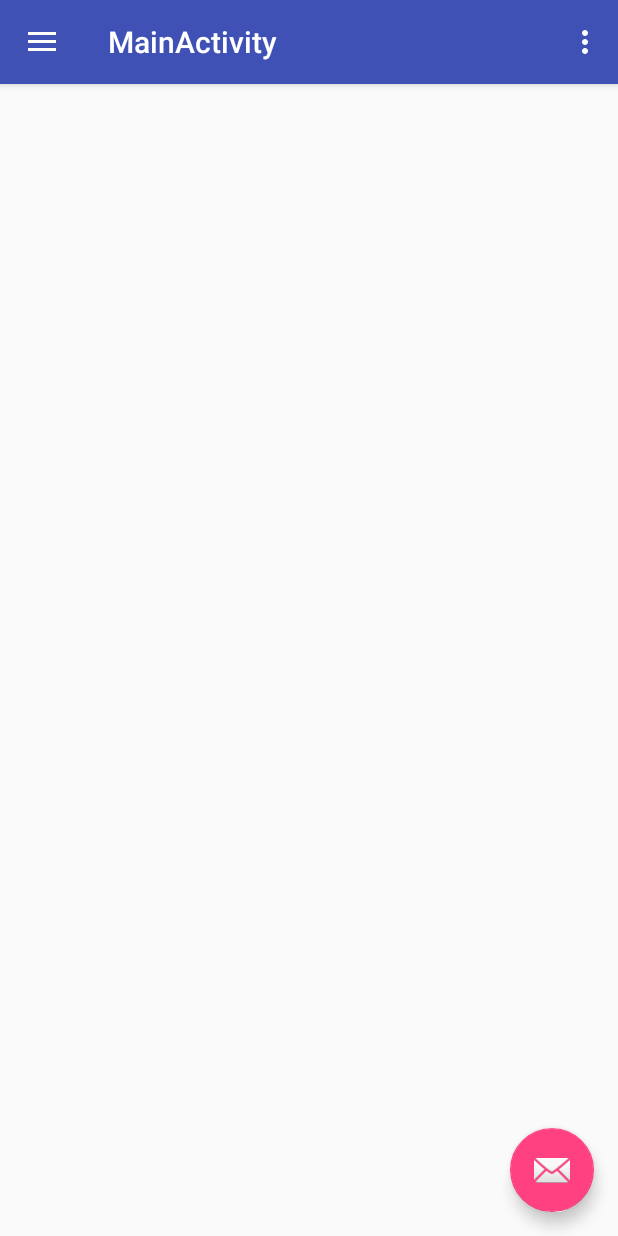
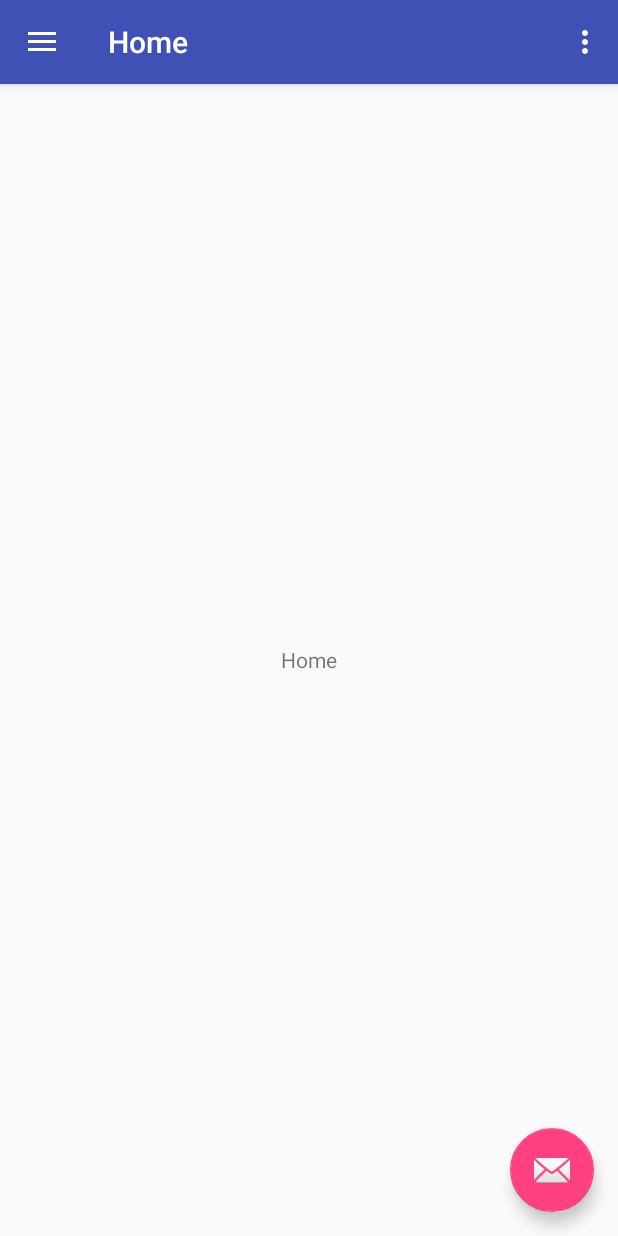
Before and after one commit to Emrehzl94/Gezi-Yorum-1, an Android app: the MainActivity screen opened directly, with no data from a screen before it, on a phone screen of 412 x 824 dp. Run offline under Robolectric (Android 15) with nearby library versions, the phone set to English and light mode, and no system bars.

Commit message:
Activities and Map added.

```diff
--- a/app/build.gradle
+++ b/app/build.gradle
@@ -27,5 +27,6 @@ dependencies {
     compile 'com.android.support:appcompat-v7:26.+'
     compile 'com.android.support:design:26.+'
     compile 'com.android.support.constraint:constraint-layout:1.0.2'
+    compile 'com.google.android.gms:play-services-maps:11.0.4'
     testCompile 'junit:junit:4.12'
 }
--- /dev/null
+++ b/app/src/main/java/com/example/murat/gezi_yorum/Home.java
@@ -0,0 +1,28 @@
+package com.example.murat.gezi_yorum;
+
+import android.os.Bundle;
+import android.support.annotation.Nullable;
+import android.support.v4.app.Fragment;
+import android.view.LayoutInflater;
+import android.view.View;
+import android.view.ViewGroup;
+
+/**
+ * Created by murat on 10/22/17.
+ */
+
+public class Home extends Fragment {
+
+
+    @Override
+    public void onViewCreated(View view, @Nullable Bundle savedInstanceState) {
+        super.onViewCreated(view, savedInstanceState);
+        getActivity().setTitle(getString(R.string.home));
+    }
+
+    @Nullable
+    @Override
+    public View onCreateView(LayoutInflater inflater, @Nullable ViewGroup container, @Nullable Bundle savedInstanceState) {
+        return inflater.inflate(R.layout.home_fragment,container,false);
+    }
+}
--- a/app/src/main/java/com/example/murat/gezi_yorum/LoginActivity.java
+++ b/app/src/main/java/com/example/murat/gezi_yorum/LoginActivity.java
@@ -223,7 +223,7 @@ public class LoginActivity extends AppCompatActivity {
 
             try {
                 // Simulate network access.
-                Thread.sleep(2000);
+                Thread.sleep(20);
             } catch (InterruptedException e) {
                 return false;
             }
--- a/app/src/main/java/com/example/murat/gezi_yorum/MainActivity.java
+++ b/app/src/main/java/com/example/murat/gezi_yorum/MainActivity.java
@@ -3,6 +3,8 @@ package com.example.murat.gezi_yorum;
 import android.os.Bundle;
 import android.support.design.widget.FloatingActionButton;
 import android.support.design.widget.Snackbar;
+import android.support.v4.app.Fragment;
+import android.support.v4.app.FragmentTransaction;
 import android.view.View;
 import android.support.design.widget.NavigationView;
 import android.support.v4.view.GravityCompat;
@@ -40,6 +42,8 @@ public class MainActivity extends AppCompatActivity
 
         NavigationView navigationView = (NavigationView) findViewById(R.id.nav_view);
         navigationView.setNavigationItemSelectedListener(this);
+
+        changeFragment(new Home());
     }
 
     @Override
@@ -78,24 +82,34 @@ public class MainActivity extends AppCompatActivity
     @Override
     public boolean onNavigationItemSelected(MenuItem item) {
         // Handle navigation view item clicks here.
+        Fragment fragment = null;
         int id = item.getItemId();
 
-        if (id == R.id.nav_camera) {
+        if (id == R.id.nav_home) {
+            fragment = new Home();
             // Handle the camera action
-        } else if (id == R.id.nav_gallery) {
-
-        } else if (id == R.id.nav_slideshow) {
-
-        } else if (id == R.id.nav_manage) {
+        } else if (id == R.id.nav_timeline) {
+            fragment = new TimeLine();
+        } else if (id == R.id.nav_search) {
+            fragment = new Search();
+        } else if (id == R.id.nav_settings) {
 
         } else if (id == R.id.nav_share) {
 
         } else if (id == R.id.nav_send) {
 
         }
+        if(fragment != null){
+            changeFragment(fragment);
+        }
 
         DrawerLayout drawer = (DrawerLayout) findViewById(R.id.drawer_layout);
         drawer.closeDrawer(GravityCompat.START);
         return true;
     }
+    public void changeFragment(Fragment fragment){
+        FragmentTransaction fragmentTransaction = getSupportFragmentManager().beginTransaction();
+        fragmentTransaction.replace(R.id.content_main,fragment);
+        fragmentTransaction.commit();
+    }
 }
--- a/app/src/main/res/layout/activity_main.xml
+++ b/app/src/main/res/layout/activity_main.xml
@@ -22,4 +22,5 @@
         app:headerLayout="@layout/nav_header_main"
         app:menu="@menu/activity_main_drawer" />
 
+
 </android.support.v4.widget.DrawerLayout>
--- a/app/src/main/res/layout/content_main.xml
+++ b/app/src/main/res/layout/content_main.xml
@@ -1,11 +1,12 @@
 <?xml version="1.0" encoding="utf-8"?>
-<android.support.constraint.ConstraintLayout xmlns:android="http://schemas.android.com/apk/res/android"
+<RelativeLayout xmlns:android="http://schemas.android.com/apk/res/android"
     xmlns:app="http://schemas.android.com/apk/res-auto"
     xmlns:tools="http://schemas.android.com/tools"
+    android:id="@+id/content_main"
     android:layout_width="match_parent"
     android:layout_height="match_parent"
     app:layout_behavior="@string/appbar_scrolling_view_behavior"
     tools:context="com.example.murat.gezi_yorum.MainActivity"
     tools:showIn="@layout/app_bar_main">
 
-</android.support.constraint.ConstraintLayout>
+</RelativeLayout>
--- /dev/null
+++ b/app/src/main/res/layout/home_fragment.xml
@@ -0,0 +1,13 @@
+<?xml version="1.0" encoding="utf-8"?>
+<RelativeLayout xmlns:android="http://schemas.android.com/apk/res/android"
+    android:orientation="vertical" android:layout_width="match_parent"
+    android:layout_height="match_parent">
+
+    <TextView
+        android:layout_width="wrap_content"
+        android:layout_height="wrap_content"
+        android:layout_centerVertical="true"
+        android:layout_centerHorizontal="true"
+        android:text="Home"/>
+
+</RelativeLayout>
--- a/app/src/main/res/menu/activity_main_drawer.xml
+++ b/app/src/main/res/menu/activity_main_drawer.xml
@@ -3,21 +3,21 @@
 
     <group android:checkableBehavior="single">
         <item
-            android:id="@+id/nav_camera"
+            android:id="@+id/nav_home"
             android:icon="@drawable/ic_menu_camera"
-            android:title="Import" />
+            android:title="@string/home" />
         <item
-            android:id="@+id/nav_gallery"
+            android:id="@+id/nav_timeline"
             android:icon="@drawable/ic_menu_gallery"
-            android:title="Gallery" />
+            android:title="@string/timeline" />
         <item
-            android:id="@+id/nav_slideshow"
+            android:id="@+id/nav_search"
             android:icon="@drawable/ic_menu_slideshow"
-            android:title="Slideshow" />
+            android:title="@string/search" />
         <item
-            android:id="@+id/nav_manage"
+            android:id="@+id/nav_settings"
             android:icon="@drawable/ic_menu_manage"
-            android:title="Tools" />
+            android:title="@string/action_settings" />
     </group>
 
     <item android:title="Communicate">
--- a/app/src/main/res/values/strings.xml
+++ b/app/src/main/res/values/strings.xml
@@ -1,22 +1,26 @@
 <resources>
-    <string name="app_name">Gezi-Yorum</string>
+    <string name="app_name">Trip Comment</string>
 
     <!-- Strings related to login -->
     <string name="prompt_email">Email</string>
-    <string name="prompt_password">Password (optional)</string>
+    <string name="prompt_password" translatable="false">Password (optional)</string>
     <string name="action_sign_in">Sign in or register</string>
     <string name="action_sign_in_short">Sign in</string>
     <string name="error_invalid_email">This email address is invalid</string>
     <string name="error_invalid_password">This password is too short</string>
     <string name="error_incorrect_password">This password is incorrect</string>
     <string name="error_field_required">This field is required</string>
-    <string name="permission_rationale">"Contacts permissions are needed for providing email
+    <string name="permission_rationale" translatable="false">"Contacts permissions are needed for providing email
         completions."
     </string>
-    <string name="title_activity_main">MainActivity</string>
+    <string name="title_activity_main">Home</string>
 
-    <string name="navigation_drawer_open">Open navigation drawer</string>
-    <string name="navigation_drawer_close">Close navigation drawer</string>
+    <string name="navigation_drawer_open" translatable="false">Open navigation drawer</string>
+    <string name="navigation_drawer_close" translatable="false">Close navigation drawer</string>
 
     <string name="action_settings">Settings</string>
+    <string name="search">Search</string>
+    <string name="home">Home</string>
+    <string name="timeline">Time Line</string>
+    <string name="title_activity_maps">Map</string>
 </resources>
```
Also changed, not shown: app/src/debug/res/values/google_maps_api.xml (added, +26 -0 lines), app/src/main/AndroidManifest.xml (+6 -5 lines), app/src/main/java/com/example/murat/gezi_yorum/Search.java (added, +26 -0 lines), app/src/main/java/com/example/murat/gezi_yorum/TimeLine.java (added, +67 -0 lines), app/src/main/res/layout/map_fragment.xml (added, +7 -0 lines), app/src/main/res/layout/search_fragment.xml (added, +12 -0 lines), app/src/main/res/layout/timeline_fragment.xml (added, +9 -0 lines), 2 other files.
